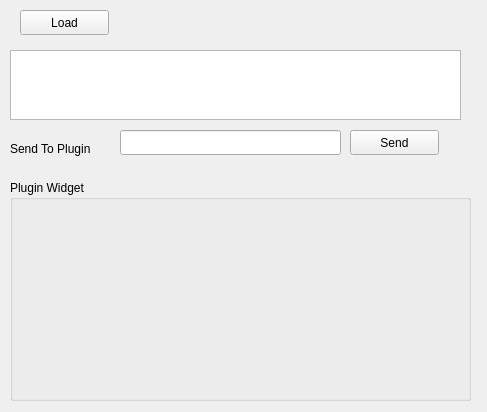
First picture: the form in MainModule/mainwidget.ui, repository Henry546477Moore/HMSmartClient, before the edit.
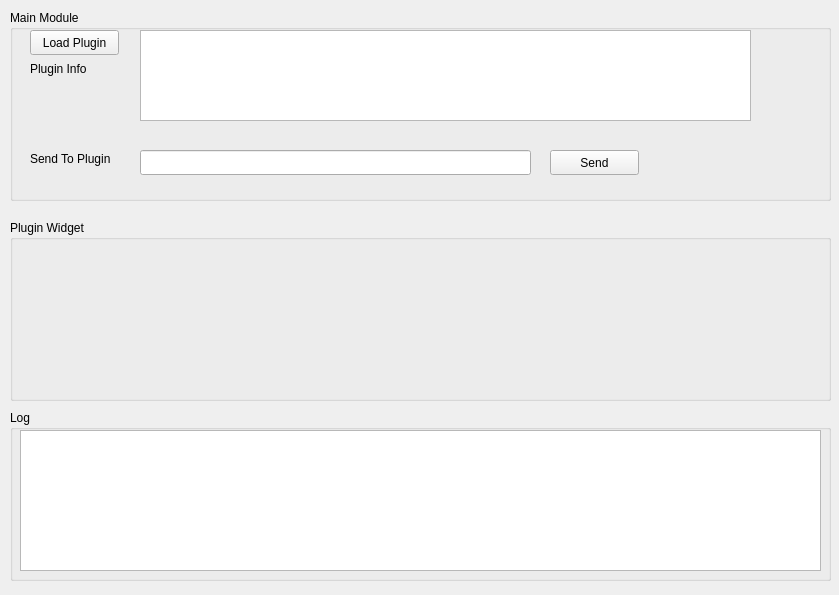
Second picture: the form after the edit.

Commit message: finish plugin conmunication with main app, add log sysstem

Patch:
```diff
--- a/MainModule/mainwidget.ui
+++ b/MainModule/mainwidget.ui
@@ -6,79 +6,20 @@
    <rect>
     <x>0</x>
     <y>0</y>
-    <width>487</width>
-    <height>412</height>
+    <width>839</width>
+    <height>595</height>
    </rect>
   </property>
   <property name="windowTitle">
    <string>Form</string>
   </property>
-  <widget class="QPushButton" name="btnLoadPlugin">
-   <property name="geometry">
-    <rect>
-     <x>20</x>
-     <y>10</y>
-     <width>89</width>
-     <height>25</height>
-    </rect>
-   </property>
-   <property name="text">
-    <string>Load</string>
-   </property>
-  </widget>
-  <widget class="QTextEdit" name="txtPluginInfo">
-   <property name="geometry">
-    <rect>
-     <x>10</x>
-     <y>50</y>
-     <width>451</width>
-     <height>70</height>
-    </rect>
-   </property>
-  </widget>
-  <widget class="QLineEdit" name="txtSendToPlugin">
-   <property name="geometry">
-    <rect>
-     <x>120</x>
-     <y>130</y>
-     <width>221</width>
-     <height>25</height>
-    </rect>
-   </property>
-  </widget>
-  <widget class="QLabel" name="label">
-   <property name="geometry">
-    <rect>
-     <x>10</x>
-     <y>140</y>
-     <width>101</width>
-     <height>17</height>
-    </rect>
-   </property>
-   <property name="text">
-    <string>Send To Plugin</string>
-   </property>
-  </widget>
-  <widget class="QPushButton" name="btnSend">
-   <property name="geometry">
-    <rect>
-     <x>350</x>
-     <y>130</y>
-     <width>89</width>
-     <height>25</height>
-    </rect>
-   </property>
-   <property name="text">
-    <string>Send</string>
-   </property>
-  </widget>
   <widget class="QGroupBox" name="groupPlugin">
    <property name="geometry">
     <rect>
      <x>10</x>
-     <y>180</y>
-     <width>461</width>
-     <height>221</height>
+     <y>220</y>
+     <width>821</width>
+     <height>181</height>
     </rect>
    </property>
    <property name="title">
@@ -90,6 +31,114 @@
     </item>
    </layout>
   </widget>
+  <widget class="QGroupBox" name="groupBox">
+   <property name="geometry">
+    <rect>
+     <x>10</x>
+     <y>10</y>
+     <width>821</width>
+     <height>191</height>
+    </rect>
+   </property>
+   <property name="title">
+    <string>Main Module</string>
+   </property>
+   <widget class="QPushButton" name="btnSend">
+    <property name="geometry">
+     <rect>
+      <x>540</x>
+      <y>140</y>
+      <width>89</width>
+      <height>25</height>
+     </rect>
+    </property>
+    <property name="text">
+     <string>Send</string>
+    </property>
+   </widget>
+   <widget class="QTextEdit" name="txtPluginInfo">
+    <property name="geometry">
+     <rect>
+      <x>130</x>
+      <y>20</y>
+      <width>611</width>
+      <height>91</height>
+     </rect>
+    </property>
+   </widget>
+   <widget class="QPushButton" name="btnLoadPlugin">
+    <property name="geometry">
+     <rect>
+      <x>20</x>
+      <y>20</y>
+      <width>89</width>
+      <height>25</height>
+     </rect>
+    </property>
+    <property name="text">
+     <string>Load Plugin</string>
+    </property>
+   </widget>
+   <widget class="QLineEdit" name="txtSendToPlugin">
+    <property name="geometry">
+     <rect>
+      <x>130</x>
+      <y>140</y>
+      <width>391</width>
+      <height>25</height>
+     </rect>
+    </property>
+   </widget>
+   <widget class="QLabel" name="label">
+    <property name="geometry">
+     <rect>
+      <x>20</x>
+      <y>140</y>
+      <width>101</width>
+      <height>17</height>
+     </rect>
+    </property>
+    <property name="text">
+     <string>Send To Plugin</string>
+    </property>
+   </widget>
+   <widget class="QLabel" name="label_2">
+    <property name="geometry">
+     <rect>
+      <x>20</x>
+      <y>50</y>
+      <width>101</width>
+      <height>17</height>
+     </rect>
+    </property>
+    <property name="text">
+     <string>Plugin Info</string>
+    </property>
+   </widget>
+  </widget>
+  <widget class="QGroupBox" name="groupBox_2">
+   <property name="geometry">
+    <rect>
+     <x>10</x>
+     <y>410</y>
+     <width>821</width>
+     <height>171</height>
+    </rect>
+   </property>
+   <property name="title">
+    <string>Log</string>
+   </property>
+   <widget class="QPlainTextEdit" name="txtLog">
+    <property name="geometry">
+     <rect>
+      <x>10</x>
+      <y>20</y>
+      <width>801</width>
+      <height>141</height>
+     </rect>
+    </property>
+   </widget>
+  </widget>
  </widget>
  <resources/>
  <connections/>
```
The commit also changes 15 other files.
